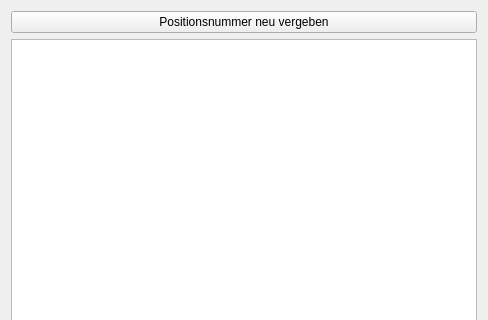
Before: the Qt Designer form form/order_content.ui in romanweissflog/FAKT, drawn with Qt 5; both pictures show x 0 to 488 and y 0 to 320 of the 488 by 503 pixel window.
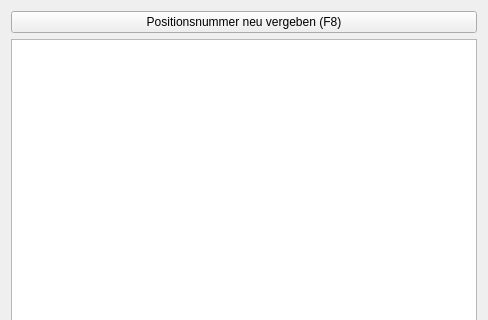
After: the same form once the commit is applied. Custom widgets are drawn as their Qt base class.

What changed in the file:
```diff
--- a/form/order_content.ui
+++ b/form/order_content.ui
@@ -17,7 +17,7 @@
    <item>
     <widget class="QPushButton" name="buttonReOrder">
      <property name="text">
-      <string>Positionsnummer neu vergeben</string>
+      <string>Positionsnummer neu vergeben (F8)</string>
      </property>
     </widget>
    </item>
```
Lines whose indentation alone changed are shown as unchanged.
